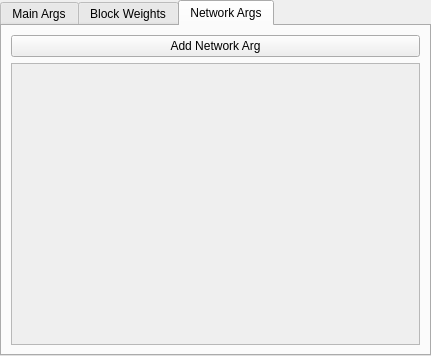
Qt form ui_files/NetworkUI.ui (derrian-distro/LoRA_Easy_Training_Scripts) before a commit.
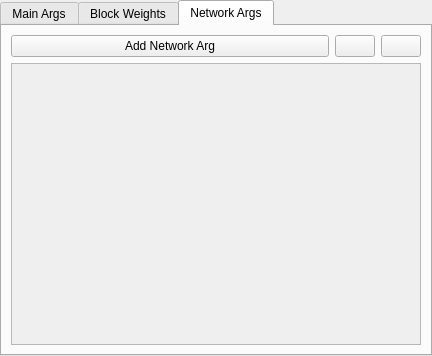
The same form after that commit. The open tabs and pages were chosen to show the change. Custom widgets are drawn as their Qt base class.

Patch:
```diff
--- a/ui_files/NetworkUI.ui
+++ b/ui_files/NetworkUI.ui
@@ -6,7 +6,7 @@
    <rect>
     <x>0</x>
     <y>0</y>
-    <width>431</width>
+    <width>432</width>
     <height>356</height>
    </rect>
   </property>
@@ -800,11 +800,41 @@
       </attribute>
       <layout class="QVBoxLayout" name="verticalLayout_4">
        <item>
-        <widget class="QPushButton" name="add_network_arg_button">
-         <property name="text">
-          <string>Add Network Arg</string>
-         </property>
-        </widget>
+        <layout class="QHBoxLayout" name="horizontalLayout_5">
+         <item>
+          <widget class="QPushButton" name="add_network_arg_button">
+           <property name="text">
+            <string>Add Network Arg</string>
+           </property>
+          </widget>
+         </item>
+         <item>
+          <widget class="QPushButton" name="save_network_args_button">
+           <property name="sizePolicy">
+            <sizepolicy hsizetype="Maximum" vsizetype="Fixed">
+             <horstretch>0</horstretch>
+             <verstretch>0</verstretch>
+            </sizepolicy>
+           </property>
+           <property name="text">
+            <string/>
+           </property>
+          </widget>
+         </item>
+         <item>
+          <widget class="QPushButton" name="load_network_args_button">
+           <property name="sizePolicy">
+            <sizepolicy hsizetype="Maximum" vsizetype="Fixed">
+             <horstretch>0</horstretch>
+             <verstretch>0</verstretch>
+            </sizepolicy>
+           </property>
+           <property name="text">
+            <string/>
+           </property>
+          </widget>
+         </item>
+        </layout>
        </item>
        <item>
         <widget class="QScrollArea" name="scrollArea">
@@ -816,8 +846,8 @@
            <rect>
             <x>0</x>
             <y>0</y>
-            <width>407</width>
-            <height>276</height>
+            <width>408</width>
+            <height>274</height>
            </rect>
           </property>
           <layout class="QVBoxLayout" name="verticalLayout_5"/>
```
Left out of the diff: 36 changed lines with no effect on the pictures.
